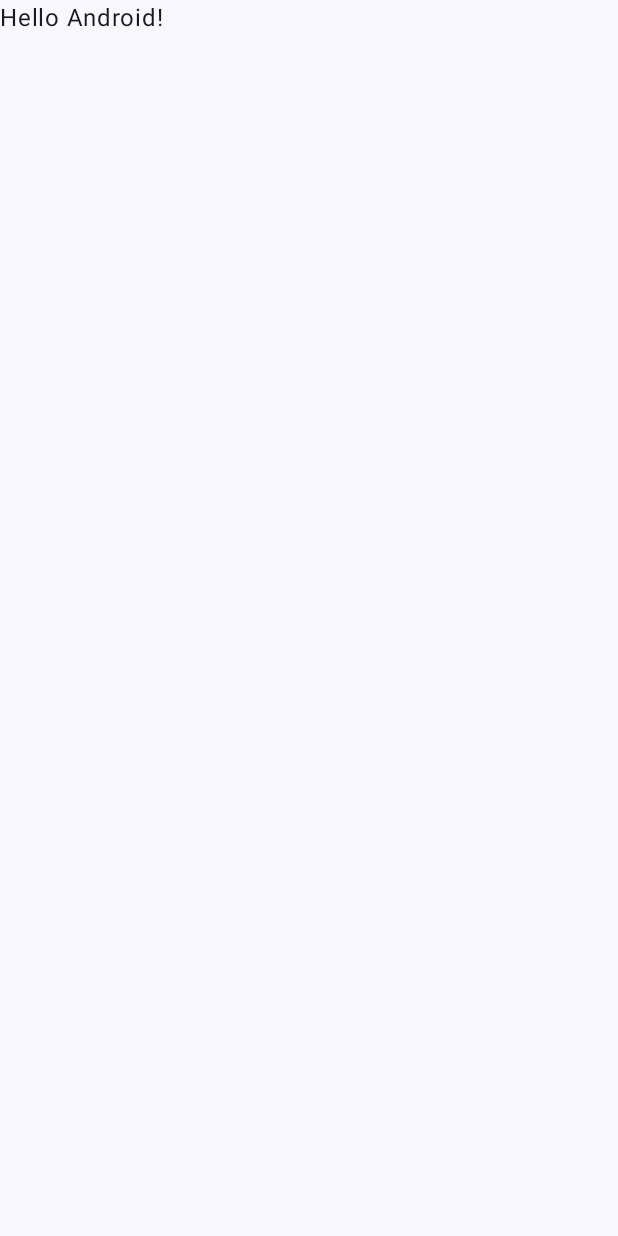
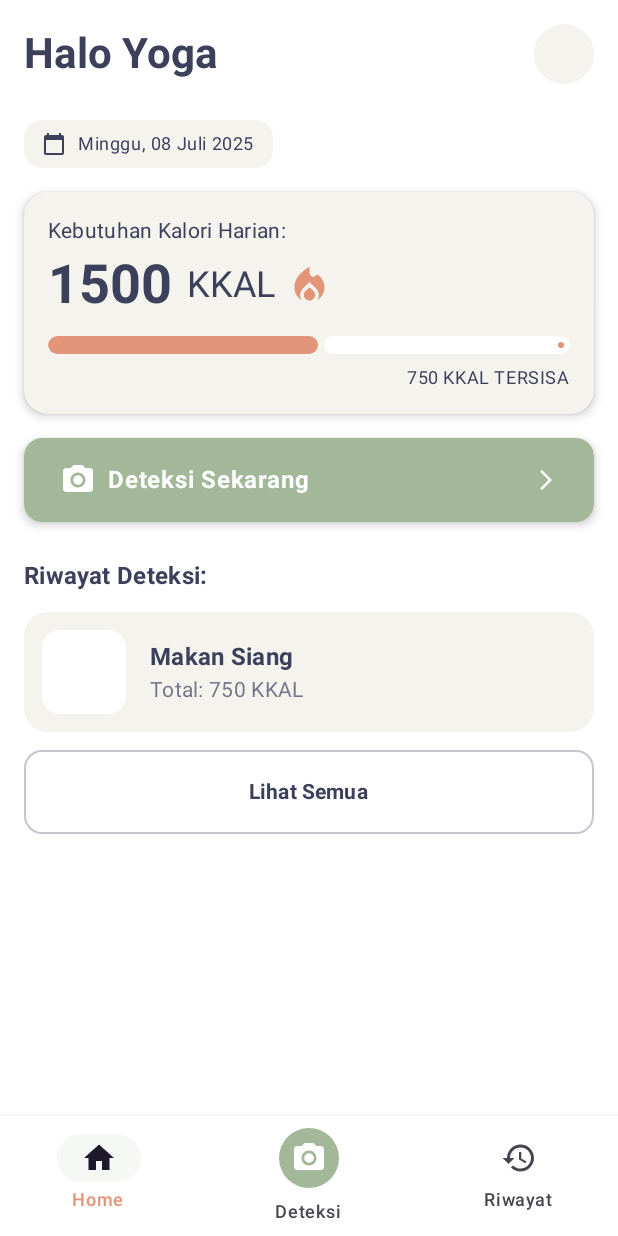
Before and after one commit to YogaWeww/NutrisiKu, an Android app built with Jetpack Compose: the screen it shows after launch (MainActivity), on a phone screen of 412 x 824 dp. Before the commit the screen is almost empty. Run offline under Robolectric (Android 15) with nearby library versions, the phone set to English and light mode, and no system bars.

Commit message:
Menambahkan bentuk awal halaman home

```diff
--- a/app/src/main/java/com/example/nutrisiku/MainActivity.kt
+++ b/app/src/main/java/com/example/nutrisiku/MainActivity.kt
@@ -6,42 +6,69 @@ import androidx.activity.compose.setContent
 import androidx.activity.enableEdgeToEdge
 import androidx.compose.foundation.layout.fillMaxSize
 import androidx.compose.foundation.layout.padding
+import androidx.compose.material3.MaterialTheme
 import androidx.compose.material3.Scaffold
+import androidx.compose.material3.Surface
 import androidx.compose.material3.Text
 import androidx.compose.runtime.Composable
 import androidx.compose.ui.Modifier
 import androidx.compose.ui.tooling.preview.Preview
+import com.example.nutrisiku.ui.HomeScreen
 import com.example.nutrisiku.ui.theme.NutrisiKuTheme
+
+//class MainActivity : ComponentActivity() {
+//    override fun onCreate(savedInstanceState: Bundle?) {
+//        super.onCreate(savedInstanceState)
+//        enableEdgeToEdge()
+//        setContent {
+//            NutrisiKuTheme {
+//                Scaffold(modifier = Modifier.fillMaxSize()) { innerPadding ->
+//                    Greeting(
+//                        name = "Android",
+//                        modifier = Modifier.padding(innerPadding)
+//                    )
+//                }
+//            }
+//        }
+//    }
+//}
+//
+//@Composable
+//fun Greeting(name: String, modifier: Modifier = Modifier) {
+//    Text(
+//        text = "Hello $name!",
+//        modifier = modifier
+//    )
+//}
+//
+//@Preview(showBackground = true)
+//@Composable
+//fun GreetingPreview() {
+//    NutrisiKuTheme {
+//        Greeting("Android")
+//    }
+//}
 
 class MainActivity : ComponentActivity() {
     override fun onCreate(savedInstanceState: Bundle?) {
         super.onCreate(savedInstanceState)
-        enableEdgeToEdge()
         setContent {
             NutrisiKuTheme {
-                Scaffold(modifier = Modifier.fillMaxSize()) { innerPadding ->
-                    Greeting(
-                        name = "Android",
-                        modifier = Modifier.padding(innerPadding)
-                    )
+                Surface(
+                    modifier = Modifier.fillMaxSize(),
+                    color = MaterialTheme.colorScheme.background
+                ) {
+                    HomeScreen()
                 }
             }
         }
     }
 }
 
-@Composable
-fun Greeting(name: String, modifier: Modifier = Modifier) {
-    Text(
-        text = "Hello $name!",
-        modifier = modifier
-    )
-}
-
 @Preview(showBackground = true)
 @Composable
-fun GreetingPreview() {
+fun HomeScreenPreview() {
     NutrisiKuTheme {
-        Greeting("Android")
+        HomeScreen()
     }
 }
--- /dev/null
+++ b/app/src/main/java/com/example/nutrisiku/ui/HomeScreen.kt
@@ -0,0 +1,316 @@
+package com.example.nutrisiku.ui
+
+import androidx.compose.foundation.Image
+import androidx.compose.foundation.background
+import androidx.compose.foundation.clickable
+import androidx.compose.foundation.layout.*
+import androidx.compose.foundation.rememberScrollState
+import androidx.compose.foundation.shape.CircleShape
+import androidx.compose.foundation.shape.RoundedCornerShape
+import androidx.compose.foundation.verticalScroll
+import androidx.compose.material.icons.Icons
+import androidx.compose.material.icons.filled.ArrowForwardIos
+import androidx.compose.material.icons.filled.CalendarToday
+import androidx.compose.material.icons.filled.CameraAlt
+import androidx.compose.material.icons.filled.Home
+import androidx.compose.material.icons.filled.Person
+import androidx.compose.material.icons.filled.History
+import androidx.compose.material.icons.filled.LocalFireDepartment
+import androidx.compose.material3.*
+import androidx.compose.runtime.Composable
+import androidx.compose.runtime.getValue
+import androidx.compose.runtime.mutableStateOf
+import androidx.compose.runtime.remember
+import androidx.compose.runtime.setValue
+import androidx.compose.ui.Alignment
+import androidx.compose.ui.Modifier
+import androidx.compose.ui.draw.clip
+import androidx.compose.ui.draw.shadow
+import androidx.compose.ui.graphics.Color
+import androidx.compose.ui.layout.ContentScale
+import androidx.compose.ui.res.painterResource
+import androidx.compose.ui.text.font.FontWeight
+import androidx.compose.ui.tooling.preview.Preview
+import androidx.compose.ui.unit.dp
+import androidx.compose.ui.unit.sp
+import com.example.nutrisiku.ui.theme.NutrisiKuTheme
+
+@Composable
+fun HomeScreen() {
+    Scaffold(
+        bottomBar = { NutrisiKuBottomNavBar() }
+    ) { innerPadding ->
+        Column(
+            modifier = Modifier
+                .fillMaxSize()
+                .background(MaterialTheme.colorScheme.background)
+                .padding(innerPadding)
+                .padding(horizontal = 16.dp)
+                .verticalScroll(rememberScrollState())
+        ) {
+            Spacer(modifier = Modifier.height(16.dp))
+            HeaderSection(name = "Yoga", onProfileClick = { /* Aksi klik foto profil */ })
+            Spacer(modifier = Modifier.height(24.dp))
+            DateCard()
+            Spacer(modifier = Modifier.height(16.dp))
+            CalorieCard(consumed = 750, total = 1500)
+            Spacer(modifier = Modifier.height(16.dp))
+            DetectNowButton(onClick = { /* Aksi klik tombol deteksi */ })
+            Spacer(modifier = Modifier.height(24.dp))
+            HistorySection()
+            Spacer(modifier = Modifier.height(16.dp))
+        }
+    }
+}
+
+@Composable
+fun HeaderSection(name: String, onProfileClick: () -> Unit) {
+    Row(
+        modifier = Modifier.fillMaxWidth(),
+        horizontalArrangement = Arrangement.SpaceBetween,
+        verticalAlignment = Alignment.CenterVertically
+    ) {
+        Text(
+            text = "Halo $name",
+            style = MaterialTheme.typography.headlineMedium,
+            fontWeight = FontWeight.Bold,
+            color = MaterialTheme.colorScheme.onBackground
+        )
+        Box(
+            modifier = Modifier
+                .size(40.dp)
+                .clip(CircleShape)
+                .background(MaterialTheme.colorScheme.surface)
+                .clickable { onProfileClick() }
+        ) {
+            // Placeholder untuk foto profil
+        }
+    }
+}
+
+@Composable
+fun DateCard() {
+    Card(
+        shape = RoundedCornerShape(12.dp),
+        colors = CardDefaults.cardColors(containerColor = MaterialTheme.colorScheme.surface),
+        modifier = Modifier.wrapContentWidth()
+    ) {
+        Row(
+            verticalAlignment = Alignment.CenterVertically,
+            modifier = Modifier.padding(horizontal = 12.dp, vertical = 8.dp)
+        ) {
+            Icon(
+                imageVector = Icons.Filled.CalendarToday,
+                contentDescription = "Tanggal",
+                modifier = Modifier.size(16.dp),
+                tint = MaterialTheme.colorScheme.onSurface
+            )
+            Spacer(modifier = Modifier.width(8.dp))
+            Text(
+                text = "Minggu, 08 Juli 2025",
+                style = MaterialTheme.typography.bodySmall,
+                color = MaterialTheme.colorScheme.onSurface
+            )
+        }
+    }
+}
+
+@Composable
+fun CalorieCard(consumed: Int, total: Int) {
+    Card(
+        shape = RoundedCornerShape(16.dp),
+        colors = CardDefaults.cardColors(containerColor = MaterialTheme.colorScheme.surface),
+        modifier = Modifier
+            .fillMaxWidth()
+            .shadow(elevation = 4.dp, shape = RoundedCornerShape(16.dp))
+    ) {
+        Column(modifier = Modifier.padding(16.dp)) {
+            Text(
+                text = "Kebutuhan Kalori Harian:",
+                style = MaterialTheme.typography.bodyMedium
+            )
+            Row(
+                verticalAlignment = Alignment.CenterVertically,
+                modifier = Modifier.padding(top = 4.dp)
+            ) {
+                Text(
+                    text = total.toString(),
+                    style = MaterialTheme.typography.displaySmall,
+                    fontWeight = FontWeight.Bold
+                )
+                Text(
+                    text = " KKAL",
+                    style = MaterialTheme.typography.headlineSmall,
+                    modifier = Modifier.padding(start = 4.dp, end = 8.dp)
+                )
+                Icon(
+                    imageVector = Icons.Filled.LocalFireDepartment,
+                    contentDescription = "Kalori",
+                    tint = MaterialTheme.colorScheme.secondary,
+                    modifier = Modifier.size(30.dp)
+                )
+            }
+            Spacer(modifier = Modifier.height(12.dp))
+            LinearProgressIndicator(
+                progress = consumed.toFloat() / total.toFloat(),
+                modifier = Modifier
+                    .fillMaxWidth()
+                    .height(12.dp)
+                    .clip(RoundedCornerShape(6.dp)),
+                color = MaterialTheme.colorScheme.secondary,
+                trackColor = Color.White
+            )
+            Text(
+                text = "${total - consumed} KKAL TERSISA",
+                style = MaterialTheme.typography.bodySmall,
+                modifier = Modifier
+                    .align(Alignment.End)
+                    .padding(top = 8.dp)
+            )
+        }
+    }
+}
+
+@Composable
+fun DetectNowButton(onClick: () -> Unit) {
+    Button(
+        onClick = onClick,
+        shape = RoundedCornerShape(12.dp),
+        modifier = Modifier
+            .fillMaxWidth()
+            .height(56.dp)
+            .shadow(elevation = 4.dp, shape = RoundedCornerShape(12.dp)),
+        colors = ButtonDefaults.buttonColors(containerColor = MaterialTheme.colorScheme.primary)
+    ) {
+        Icon(
+            imageVector = Icons.Filled.CameraAlt,
+            contentDescription = "Deteksi",
+            tint = MaterialTheme.colorScheme.onPrimary
+        )
+        Spacer(modifier = Modifier.width(8.dp))
+        Text(
+            text = "Deteksi Sekarang",
+            style = MaterialTheme.typography.bodyLarge,
+            fontWeight = FontWeight.Bold,
+            color = MaterialTheme.colorScheme.onPrimary
+        )
+        Spacer(modifier = Modifier.weight(1f))
+        Icon(
+            imageVector = Icons.Filled.ArrowForwardIos,
+            contentDescription = null,
+            modifier = Modifier.size(16.dp),
+            tint = MaterialTheme.colorScheme.onPrimary
+        )
+    }
+}
+
+@Composable
+fun HistorySection() {
+    Column(modifier = Modifier.fillMaxWidth()) {
+        Text(
+            text = "Riwayat Deteksi:",
+            style = MaterialTheme.typography.titleMedium,
+            fontWeight = FontWeight.Bold
+        )
+        Spacer(modifier = Modifier.height(12.dp))
+        HistoryItemCard()
+        Spacer(modifier = Modifier.height(12.dp))
+        OutlinedButton(
+            onClick = { /* Aksi klik lihat semua */ },
+            shape = RoundedCornerShape(12.dp),
+            modifier = Modifier
+                .fillMaxWidth()
+                .height(56.dp)
+        ) {
+            Text(
+                text = "Lihat Semua",
+                fontWeight = FontWeight.Bold,
+                color = MaterialTheme.colorScheme.onBackground
+            )
+        }
+    }
+}
+
+@Composable
+fun HistoryItemCard() {
+    Card(
+        shape = RoundedCornerShape(16.dp),
+        colors = CardDefaults.cardColors(containerColor = MaterialTheme.colorScheme.surface),
+        modifier = Modifier.fillMaxWidth()
+    ) {
+        Row(
+            modifier = Modifier.padding(12.dp),
+            verticalAlignment = Alignment.CenterVertically
+        ) {
+            Box(
+                modifier = Modifier
+                    .size(56.dp)
+                    .clip(RoundedCornerShape(12.dp))
+                    .background(Color.White)
+            )
+            Spacer(modifier = Modifier.width(16.dp))
+            Column {
+                Text(
+                    text = "Makan Siang",
+                    style = MaterialTheme.typography.titleMedium,
+                    fontWeight = FontWeight.Bold
+                )
+                Text(
+                    text = "Total: 750 KKAL",
+                    style = MaterialTheme.typography.bodyMedium,
+                    color = MaterialTheme.colorScheme.onSurface.copy(alpha = 0.7f)
+                )
+            }
+        }
+    }
+}
+
+@Composable
+fun NutrisiKuBottomNavBar() {
+    var selectedItem by remember { mutableStateOf(0) }
+
+    NavigationBar(
+        containerColor = MaterialTheme.colorScheme.background,
+        modifier = Modifier.shadow(elevation = 8.dp)
+    ) {
+        NavigationBarItem(
+            selected = selectedItem == 0,
+            onClick = { selectedItem = 0 },
+            icon = { Icon(Icons.Filled.Home, contentDescription = "Home") },
+            label = { Text("Home") },
+            colors = NavigationBarItemDefaults.colors(
+                indicatorColor = MaterialTheme.colorScheme.primary.copy(alpha = 0.1f)
+            )
+        )
+
+        NavigationBarItem(
+            selected = false, // Atau kelola state seleksinya jika perlu
+            onClick = { /* Aksi klik deteksi */ },
+            icon = {
+                Icon(
+                    Icons.Filled.CameraAlt,
+                    contentDescription = "Deteksi",
+                    modifier = Modifier
+                        .size(40.dp) // Ukuran ikon lebih besar
+                        .background(MaterialTheme.colorScheme.primary, CircleShape)
+                        .padding(8.dp),
+                    tint = Color.White
+                )
+            },
+            label = { Text("Deteksi") },
+            colors = NavigationBarItemDefaults.colors(
+                indicatorColor = Color.Transparent // Tidak ada indikator untuk tombol tengah
+            )
+        )
+
+        NavigationBarItem(
+            selected = selectedItem == 1,
+            onClick = { selectedItem = 1 },
+            icon = { Icon(Icons.Filled.History, contentDescription = "Riwayat") },
+            label = { Text("Riwayat") },
+            colors = NavigationBarItemDefaults.colors(
+                indicatorColor = MaterialTheme.colorScheme.primary.copy(alpha = 0.1f)
+            )
+        )
+    }
+}
--- a/app/src/main/java/com/example/nutrisiku/ui/theme/Color.kt
+++ b/app/src/main/java/com/example/nutrisiku/ui/theme/Color.kt
@@ -9,3 +9,10 @@ val Pink80 = Color(0xFFEFB8C8)
 val Purple40 = Color(0xFF6650a4)
 val PurpleGrey40 = Color(0xFF625b71)
 val Pink40 = Color(0xFF7D5260)
+
+// Palet Warna "Lembut & Organik"
+val HijauSage = Color(0xFFA3B899)
+val PeachHangat = Color(0xFFE29578)
+val Arang = Color(0xFF3D405B)
+val KremPucat = Color(0xFFF4F3EE)
+val Putih = Color(0xFFFFFFFF)
--- a/app/src/main/java/com/example/nutrisiku/ui/theme/Theme.kt
+++ b/app/src/main/java/com/example/nutrisiku/ui/theme/Theme.kt
@@ -17,42 +17,69 @@ private val DarkColorScheme = darkColorScheme(
     tertiary = Pink80
 )
 
+//private val LightColorScheme = lightColorScheme(
+//    primary = Purple40,
+//    secondary = PurpleGrey40,
+//    tertiary = Pink40
+//
+//    /* Other default colors to override
+//    background = Color(0xFFFFFBFE),
+//    surface = Color(0xFFFFFBFE),
+//    onPrimary = Color.White,
+//    onSecondary = Color.White,
+//    onTertiary = Color.White,
+//    onBackground = Color(0xFF1C1B1F),
+//    onSurface = Color(0xFF1C1B1F),
+//    */
+//)
+//
+//@Composable
+//fun NutrisiKuTheme(
+//    darkTheme: Boolean = isSystemInDarkTheme(),
+//    // Dynamic color is available on Android 12+
+//    dynamicColor: Boolean = true,
+//    content: @Composable () -> Unit
+//) {
+//    val colorScheme = when {
+//        dynamicColor && Build.VERSION.SDK_INT >= Build.VERSION_CODES.S -> {
+//            val context = LocalContext.current
+//            if (darkTheme) dynamicDarkColorScheme(context) else dynamicLightColorScheme(context)
+//        }
+//
+//        darkTheme -> DarkColorScheme
+//        else -> LightColorScheme
+//    }
+//
+//    MaterialTheme(
+//        colorScheme = colorScheme,
+//        typography = Typography,
+//        content = content
+//    )
+//}
+
+// Skema warna terang untuk aplikasi
 private val LightColorScheme = lightColorScheme(
-    primary = Purple40,
-    secondary = PurpleGrey40,
-    tertiary = Pink40
-
-    /* Other default colors to override
-    background = Color(0xFFFFFBFE),
-    surface = Color(0xFFFFFBFE),
-    onPrimary = Color.White,
-    onSecondary = Color.White,
-    onTertiary = Color.White,
-    onBackground = Color(0xFF1C1B1F),
-    onSurface = Color(0xFF1C1B1F),
-    */
+    primary = HijauSage,
+    secondary = PeachHangat,
+    background = Putih,
+    surface = KremPucat,
+    onPrimary = Putih,
+    onSecondary = Putih,
+    onBackground = Arang,
+    onSurface = Arang,
 )
 
 @Composable
 fun NutrisiKuTheme(
     darkTheme: Boolean = isSystemInDarkTheme(),
-    // Dynamic color is available on Android 12+
-    dynamicColor: Boolean = true,
     content: @Composable () -> Unit
 ) {
-    val colorScheme = when {
-        dynamicColor && Build.VERSION.SDK_INT >= Build.VERSION_CODES.S -> {
-            val context = LocalContext.current
-            if (darkTheme) dynamicDarkColorScheme(context) else dynamicLightColorScheme(context)
-        }
-
-        darkTheme -> DarkColorScheme
-        else -> LightColorScheme
-    }
+    // Untuk saat ini kita hanya mendukung tema terang
+    val colorScheme = LightColorScheme
 
     MaterialTheme(
         colorScheme = colorScheme,
-        typography = Typography,
+        typography = Typography, // Asumsikan file Typography.kt sudah ada
         content = content
     )
 }
--- a/gradle/libs.versions.toml
+++ b/gradle/libs.versions.toml
@@ -7,6 +7,7 @@ junitVersion = "1.2.1"
 espressoCore = "3.6.1"
 lifecycleRuntimeKtx = "2.9.1"
 activityCompose = "1.10.1"
+compose = "1.5.0"
 composeBom = "2024.09.00"
 
 [libraries]
@@ -24,6 +25,8 @@ androidx-ui-tooling-preview = { group = "androidx.compose.ui", name = "ui-toolin
 androidx-ui-test-manifest = { group = "androidx.compose.ui", name = "ui-test-manifest" }
 androidx-ui-test-junit4 = { group = "androidx.compose.ui", name = "ui-test-junit4" }
 androidx-material3 = { group = "androidx.compose.material3", name = "material3" }
+# Tambahkan baris ini untuk mendefinisikan alias ikon extended
+androidx-compose-material-icons-extended = { group = "androidx.compose.material", name = "material-icons-extended", version.ref = "compose" }
 
 [plugins]
 android-application = { id = "com.android.application", version.ref = "agp" }
```
Also changed, not shown: app/build.gradle.kts (+27 -0 lines).
